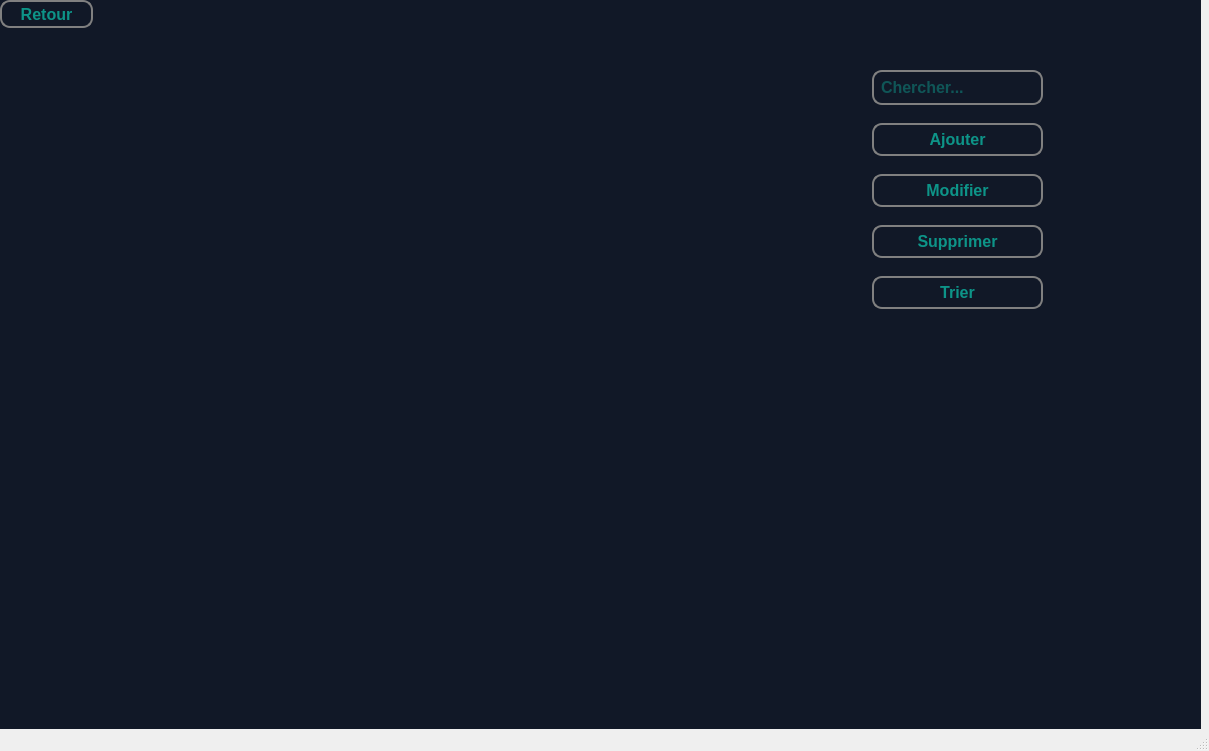
Old version of the form mainwindow.ui in the repository jmaimohamed/Smart_Contracting_And_Construction_Company_2A2.
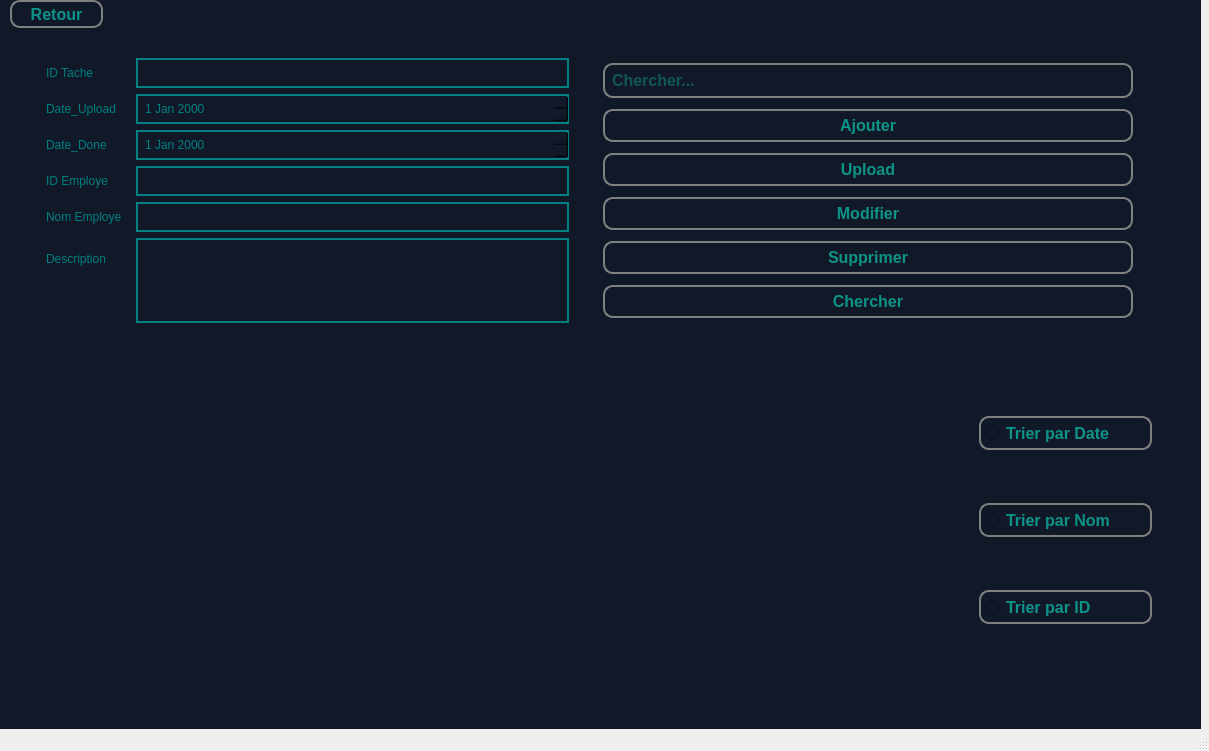
New version of the form. The open tabs and pages were chosen to show the change. Icons and pictures are not drawn. Custom widgets are drawn as their Qt base class.

What changed in the file:
```diff
--- a/mainwindow.ui
+++ b/mainwindow.ui
@@ -1663,7 +1663,7 @@
        <rect>
         <x>10</x>
         <y>30</y>
-        <width>1061</width>
+        <width>1151</width>
         <height>321</height>
        </rect>
       </property>
@@ -1684,19 +1684,167 @@
       </property>
       <layout class="QHBoxLayout" name="horizontalLayout_4">
        <item>
-        <widget class="QTableView" name="tableView_tache">
-         <property name="styleSheet">
-          <string notr="true">border: transparent;
+        <widget class="QGroupBox" name="Input_Box_3">
+         <property name="sizePolicy">
+          <sizepolicy hsizetype="Preferred" vsizetype="Preferred">
+           <horstretch>0</horstretch>
+           <verstretch>0</verstretch>
+          </sizepolicy>
+         </property>
+         <property name="title">
+          <string/>
+         </property>
+         <layout class="QFormLayout" name="formLayout_5">
+          <item row="0" column="0">
+           <widget class="QLabel" name="tache_label_3">
+            <property name="sizePolicy">
+             <sizepolicy hsizetype="Expanding" vsizetype="Preferred">
+              <horstretch>0</horstretch>
+              <verstretch>0</verstretch>
+             </sizepolicy>
+            </property>
+            <property name="text">
+             <string>ID Tache</string>
+            </property>
+           </widget>
+          </item>
+          <item row="0" column="1">
+           <widget class="QLineEdit" name="idTache_3">
+            <property name="sizePolicy">
+             <sizepolicy hsizetype="MinimumExpanding" vsizetype="Fixed">
+              <horstretch>0</horstretch>
+              <verstretch>0</verstretch>
+             </sizepolicy>
+            </property>
+            <property name="styleSheet">
+             <string notr="true">border: 2px solid teal;
 padding: 5px;
-color: teal;
+color: red;
 </string>
-         </property>
+            </property>
+           </widget>
+          </item>
+          <item row="2" column="0">
+           <widget class="QLabel" name="dateD_label_3">
+            <property name="text">
+             <string>Date_Done</string>
+            </property>
+           </widget>
+          </item>
+          <item row="2" column="1">
+           <widget class="QDateEdit" name="dateDone_3">
+            <property name="sizePolicy">
+             <sizepolicy hsizetype="MinimumExpanding" vsizetype="Fixed">
+              <horstretch>0</horstretch>
+              <verstretch>0</verstretch>
+             </sizepolicy>
+            </property>
+            <property name="styleSheet">
+             <string notr="true">border: 2px solid teal;
+padding: 5px;
+
+</string>
+            </property>
+           </widget>
+          </item>
+          <item row="3" column="0">
+           <widget class="QLabel" name="idE_label_3">
+            <property name="text">
+             <string>ID Employe</string>
+            </property>
+           </widget>
+          </item>
+          <item row="3" column="1">
+           <widget class="QLineEdit" name="idEmploye_3">
+            <property name="sizePolicy">
+             <sizepolicy hsizetype="MinimumExpanding" vsizetype="Fixed">
+              <horstretch>0</horstretch>
+              <verstretch>0</verstretch>
+             </sizepolicy>
+            </property>
+            <property name="styleSheet">
+             <string notr="true">border: 2px solid teal;
+padding: 5px;
+
+</string>
+            </property>
+           </widget>
+          </item>
+          <item row="4" column="0">
+           <widget class="QLabel" name="nomE_label_3">
+            <property name="text">
+             <string>Nom Employe</string>
+            </property>
+           </widget>
+          </item>
+          <item row="4" column="1">
+           <widget class="QLineEdit" name="nomEmploye_3">
+            <property name="sizePolicy">
+             <sizepolicy hsizetype="MinimumExpanding" vsizetype="Fixed">
+              <horstretch>0</horstretch>
+              <verstretch>0</verstretch>
+             </sizepolicy>
+            </property>
+            <property name="styleSheet">
+             <string notr="true">border: 2px solid teal;
+padding: 5px;
+</string>
+            </property>
+           </widget>
+          </item>
+          <item row="5" column="0">
+           <widget class="QLabel" name="description_label_3">
+            <property name="text">
+             <string>Description</string>
+            </property>
+           </widget>
+          </item>
+          <item row="5" column="1">
+           <widget class="QTextEdit" name="descEmploye_3">
+            <property name="styleSheet">
+             <string notr="true">border: 2px solid teal;
+padding: 5px;
+</string>
+            </property>
+            <property name="html">
+             <string>&lt;!DOCTYPE HTML PUBLIC &quot;-//W3C//DTD HTML 4.0//EN&quot; &quot;http://www.w3.org/TR/REC-html40/strict.dtd&quot;&gt;
+&lt;html&gt;&lt;head&gt;&lt;meta name=&quot;qrichtext&quot; content=&quot;1&quot; /&gt;&lt;style type=&quot;text/css&quot;&gt;
+p, li { white-space: pre-wrap; }
+&lt;/style&gt;&lt;/head&gt;&lt;body style=&quot; font-family:'MS Shell Dlg 2'; font-size:8.25pt; font-weight:400; font-style:normal;&quot;&gt;
+&lt;p style=&quot;-qt-paragraph-type:empty; margin-top:0px; margin-bottom:0px; margin-left:0px; margin-right:0px; -qt-block-indent:0; text-indent:0px; font-family:'MS Shell Dlg 2'; font-size:7.8pt;&quot;&gt;&lt;br /&gt;&lt;/p&gt;&lt;/body&gt;&lt;/html&gt;</string>
+            </property>
+           </widget>
+          </item>
+          <item row="1" column="1">
+           <widget class="QDateEdit" name="dateUpload_3">
+            <property name="sizePolicy">
+             <sizepolicy hsizetype="MinimumExpanding" vsizetype="Fixed">
+              <horstretch>0</horstretch>
+              <verstretch>0</verstretch>
+             </sizepolicy>
+            </property>
+            <property name="styleSheet">
+             <string notr="true">border: 2px solid teal;
+padding: 5px;
+
+</string>
+            </property>
+           </widget>
+          </item>
+          <item row="1" column="0">
+           <widget class="QLabel" name="dateU_label_3">
+            <property name="text">
+             <string>Date_Upload</string>
+            </property>
+           </widget>
+          </item>
+         </layout>
         </widget>
        </item>
        <item>
         <widget class="QGroupBox" name="Crud_box_3">
          <property name="sizePolicy">
-          <sizepolicy hsizetype="Maximum" vsizetype="Preferred">
+          <sizepolicy hsizetype="Preferred" vsizetype="Preferred">
            <horstretch>0</horstretch>
            <verstretch>0</verstretch>
           </sizepolicy>
@@ -1730,29 +1878,72 @@
           <item>
            <widget class="QPushButton" name="ajouter_tache">
             <property name="styleSheet">
-             <string notr="true">border: 2px solid grey;
+             <string notr="true">QPushButton
+{
+border: 2px solid grey;
 padding: 5px;
 color: teal;
 border-radius: 10px;
 color: #0d9488;
 font-size: 16px;
-font-weight: bold;</string>
+font-weight: bold;
+}
+QPushButton:hover
+{
+   background-color:#0d9488;
+	color:black;
+}
+</string>
             </property>
             <property name="text">
              <string>Ajouter</string>
             </property>
            </widget>
           </item>
+          <item>
+           <widget class="QPushButton" name="upload_taches_3">
+            <property name="styleSheet">
+             <string notr="true">QPushButton
+{
+border: 2px solid grey;
+padding: 5px;
+color: teal;
+border-radius: 10px;
+color: #0d9488;
+font-size: 16px;
+font-weight: bold;
+}
+QPushButton:hover
+{
+   background-color:#0d9488;
+	color:black;
+}
+</string>
+            </property>
+            <property name="text">
+             <string>Upload</string>
+            </property>
+           </widget>
+          </item>
           <item>
            <widget class="QPushButton" name="modifier_tache">
             <property name="styleSheet">
-             <string notr="true">border: 2px solid grey;
+             <string notr="true">QPushButton
+{
+border: 2px solid grey;
 padding: 5px;
 color: teal;
 border-radius: 10px;
 color: #0d9488;
 font-size: 16px;
-font-weight: bold;</string>
+font-weight: bold;
+}
+QPushButton:hover
+{
+   background-color:#0d9488;
+	color:black;
+}
+</string>
             </property>
             <property name="text">
              <string>Modifier</string>
@@ -1762,13 +1953,22 @@
           <item>
            <widget class="QPushButton" name="supprimer_tache">
             <property name="styleSheet">
-             <string notr="true">border: 2px solid grey;
+             <string notr="true">QPushButton
+{
+border: 2px solid grey;
 padding: 5px;
 color: teal;
 border-radius: 10px;
 color: #0d9488;
 font-size: 16px;
-font-weight: bold;</string>
+font-weight: bold;
+}
+QPushButton:hover
+{
+   background-color:#0d9488;
+	color:black;
+}
+</string>
             </property>
             <property name="text">
              <string>Supprimer</string>
@@ -1778,16 +1978,25 @@
           <item>
            <widget class="QPushButton" name="trier_taches">
             <property name="styleSheet">
-             <string notr="true">border: 2px solid grey;
+             <string notr="true">QPushButton
+{
+border: 2px solid grey;
 padding: 5px;
 color: teal;
 border-radius: 10px;
 color: #0d9488;
 font-size: 16px;
-font-weight: bold;</string>
+font-weight: bold;
+}
+QPushButton:hover
+{
+   background-color:#0d9488;
+	color:black;
+}
+</string>
             </property>
             <property name="text">
-             <string>Trier</string>
+             <string>Chercher</string>
             </property>
            </widget>
           </item>
@@ -1799,7 +2008,7 @@
      <widget class="QPushButton" name="retour_taches">
       <property name="geometry">
        <rect>
-        <x>0</x>
+        <x>10</x>
         <y>0</y>
         <width>93</width>
         <height>28</height>
@@ -1818,6 +2027,93 @@
        <string>Retour</string>
       </property>
      </widget>
+     <widget class="QTableView" name="tableView_tache">
+      <property name="geometry">
+       <rect>
+        <x>10</x>
+        <y>360</y>
+        <width>951</width>
+        <height>331</height>
+       </rect>
+      </property>
+      <property name="sizePolicy">
+       <sizepolicy hsizetype="Expanding" vsizetype="Expanding">
+        <horstretch>0</horstretch>
+        <verstretch>0</verstretch>
+       </sizepolicy>
+      </property>
+      <property name="styleSheet">
+       <string notr="true">border: transparent;
+color: teal;
+</string>
+      </property>
+     </widget>
+     <widget class="QGroupBox" name="Tri_box">
+      <property name="geometry">
+       <rect>
+        <x>970</x>
+        <y>360</y>
+        <width>191</width>
+        <height>321</height>
+       </rect>
+      </property>
+      <property name="styleSheet">
+       <string notr="true">border: transparent;</string>
+      </property>
+      <property name="title">
+       <string/>
+      </property>
+      <layout class="QVBoxLayout" name="verticalLayout_7">
+       <item>
+        <widget class="QRadioButton" name="tri_date_2">
+         <property name="styleSheet">
+          <string notr="true">border: 2px solid grey;
+padding: 5px;
+color: teal;
+border-radius: 10px;
+color: #0d9488;
+font-size: 16px;
+font-weight: bold;</string>
+         </property>
+         <property name="text">
+          <string>Trier par Date </string>
+         </property>
+        </widget>
+       </item>
+       <item>
+        <widget class="QRadioButton" name="tri_nom_2">
+         <property name="styleSheet">
+          <string notr="true">border: 2px solid grey;
+padding: 5px;
+color: teal;
+border-radius: 10px;
+color: #0d9488;
+font-size: 16px;
+font-weight: bold;</string>
+         </property>
+         <property name="text">
+          <string>Trier par Nom</string>
+         </property>
+        </widget>
+       </item>
+       <item>
+        <widget class="QRadioButton" name="tri_id_2">
+         <property name="styleSheet">
+          <string notr="true">border: 2px solid grey;
+padding: 5px;
+color: teal;
+border-radius: 10px;
+color: #0d9488;
+font-size: 16px;
+font-weight: bold;</string>
+         </property>
+         <property name="text">
+          <string>Trier par ID</string>
+         </property>
+        </widget>
+       </item>
+      </layout>
+     </widget>
     </widget>
     <widget class="QWidget" name="Arduino_MP">
      <widget class="QPushButton" name="return_Arduino">
```
Left out of the diff: 206 changed lines with no effect on the pictures.
